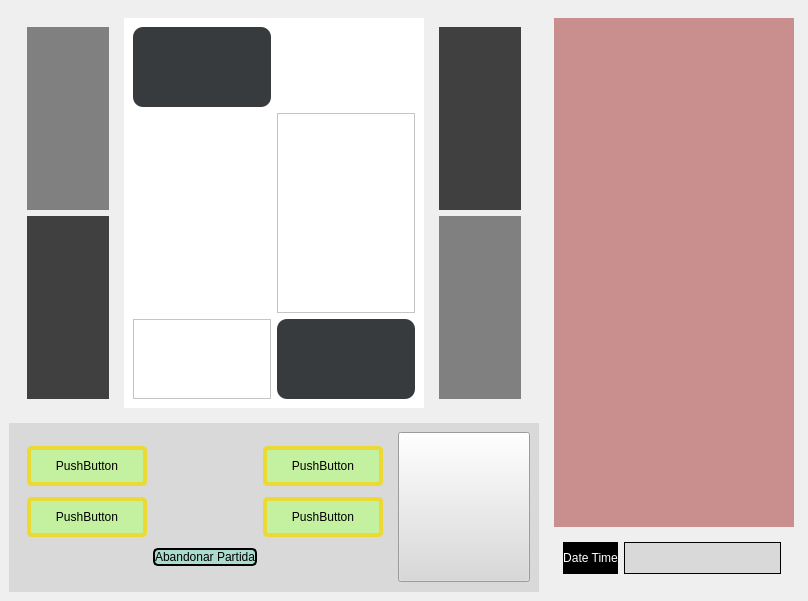
Before: the Qt Designer form Pràctica 2/pantallas ui/pantalla_lucha_definitiva.ui in Joel-Malonda-2209/Proyecto_Pokemon, drawn with Qt 5.
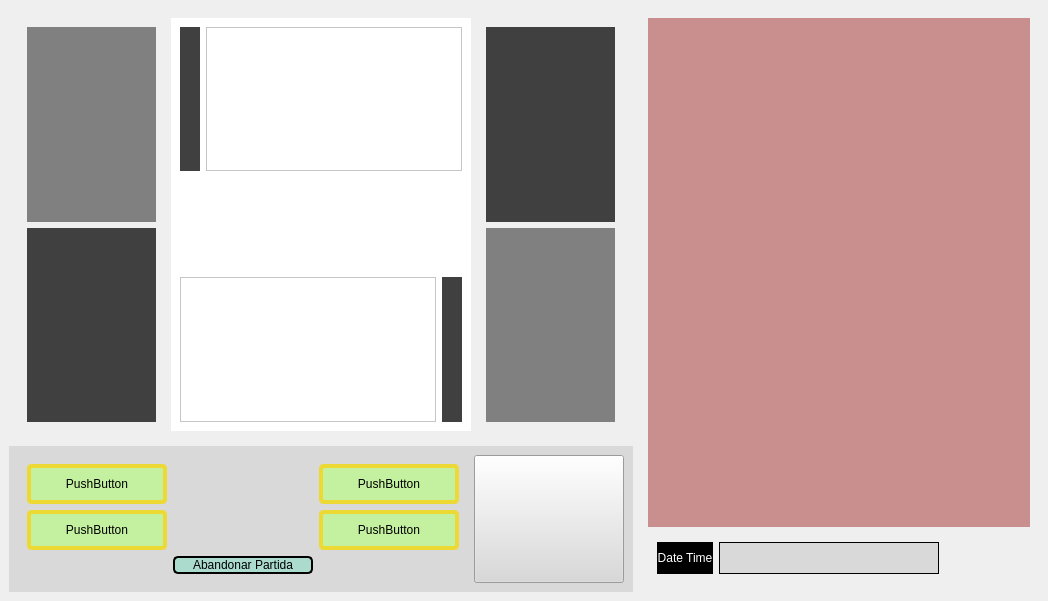
After: the same form once the commit is applied. Icons and pictures are not drawn.

Commit message: update pantalla lucha

The edit to the form file:
```diff
--- a/Pràctica 2/pantallas ui/pantalla_lucha_definitiva.ui
+++ b/Pràctica 2/pantallas ui/pantalla_lucha_definitiva.ui
@@ -6,7 +6,7 @@
    <rect>
     <x>0</x>
     <y>0</y>
-    <width>808</width>
+    <width>1048</width>
     <height>601</height>
    </rect>
   </property>
@@ -87,87 +87,86 @@
              </property>
              <layout class="QGridLayout" name="gridLayout">
               <item row="1" column="0">
-               <widget class="QLabel" name="label_7">
-                <property name="minimumSize">
-                 <size>
-                  <width>0</width>
-                  <height>200</height>
-                 </size>
+               <spacer name="verticalSpacer">
+                <property name="orientation">
+                 <enum>Qt::Vertical</enum>
                 </property>
-                <property name="text">
-                 <string/>
+                <property name="sizeType">
+                 <enum>QSizePolicy::Fixed</enum>
                 </property>
-               </widget>
-              </item>
-              <item row="2" column="0">
-               <widget class="QFrame" name="frame">
-                <property name="styleSheet">
-                 <string notr="true">image: url(:/elipse.png);</string>
-                </property>
-                <property name="frameShape">
-                 <enum>QFrame::StyledPanel</enum>
-                </property>
-                <property name="frameShadow">
-                 <enum>QFrame::Raised</enum>
-                </property>
-               </widget>
-              </item>
-              <item row="2" column="2">
-               <widget class="QLabel" name="label_2">
-                <property name="minimumSize">
+                <property name="sizeHint" stdset="0">
                  <size>
-                  <width>120</width>
-                  <height>80</height>
+                  <width>20</width>
+                  <height>100</height>
                  </size>
                 </property>
-                <property name="maximumSize">
-                 <size>
-                  <width>350</width>
-                  <height>200</height>
-                 </size>
-                </property>
-                <property name="styleSheet">
-                 <string notr="true">background-color: rgb(55, 59, 61); border-radius: 10px;</string>
-                </property>
-                <property name="text">
-                 <string/>
-                </property>
-               </widget>
-              </item>
-              <item row="0" column="0">
+               </spacer>
+              </item>
+              <item row="3" column="0">
+               <layout class="QHBoxLayout" name="horizontalLayout_8">
+                <item>
+                 <widget class="QGraphicsView" name="graphicsView">
+                  <property name="sizePolicy">
+                   <sizepolicy hsizetype="Preferred" vsizetype="Preferred">
+                    <horstretch>0</horstretch>
+                    <verstretch>0</verstretch>
+                   </sizepolicy>
+                  </property>
+                 </widget>
+                </item>
+                <item>
                <widget class="QLabel" name="label">
-                <property name="minimumSize">
-                 <size>
-                  <width>120</width>
-                  <height>80</height>
-                 </size>
+                  <property name="sizePolicy">
+                   <sizepolicy hsizetype="Preferred" vsizetype="Preferred">
+                    <horstretch>0</horstretch>
+                    <verstretch>0</verstretch>
+                   </sizepolicy>
                 </property>
                 <property name="maximumSize">
                  <size>
-                  <width>350</width>
-                  <height>200</height>
+                    <width>250</width>
+                    <height>16777215</height>
                  </size>
                 </property>
                 <property name="styleSheet">
-                 <string notr="true">background-color: rgb(55, 59, 61); border-radius: 10px;</string>
+                   <string notr="true">background-color: rgb(64, 64, 64);</string>
                 </property>
                 <property name="text">
                  <string/>
                 </property>
                </widget>
               </item>
-              <item row="1" column="2">
-               <widget class="QFrame" name="frame_5">
+               </layout>
+              </item>
+              <item row="0" column="0">
+               <layout class="QHBoxLayout" name="horizontalLayout_5">
+                <item>
+                 <widget class="QLabel" name="label_2">
+                  <property name="maximumSize">
+                   <size>
+                    <width>250</width>
+                    <height>16777215</height>
+                   </size>
+                  </property>
                 <property name="styleSheet">
-                 <string notr="true">image: url(:/elipse.png);</string>
-                </property>
-                <property name="frameShape">
-                 <enum>QFrame::StyledPanel</enum>
-                </property>
-                <property name="frameShadow">
-                 <enum>QFrame::Raised</enum>
-                </property>
-               </widget>
+                   <string notr="true">background-color: rgb(64, 64, 64);</string>
+                  </property>
+                  <property name="text">
+                   <string/>
+                  </property>
+                 </widget>
+                </item>
+                <item>
+                 <widget class="QGraphicsView" name="graphicsView_2">
+                  <property name="sizePolicy">
+                   <sizepolicy hsizetype="Preferred" vsizetype="Preferred">
+                    <horstretch>0</horstretch>
+                    <verstretch>0</verstretch>
+                   </sizepolicy>
+                  </property>
+                 </widget>
+                </item>
+               </layout>
               </item>
              </layout>
             </widget>
```
Left out of the diff: 3 changed lines with no effect on the pictures. Lines whose indentation alone changed are shown as unchanged. The commit also changes 3 other files.
